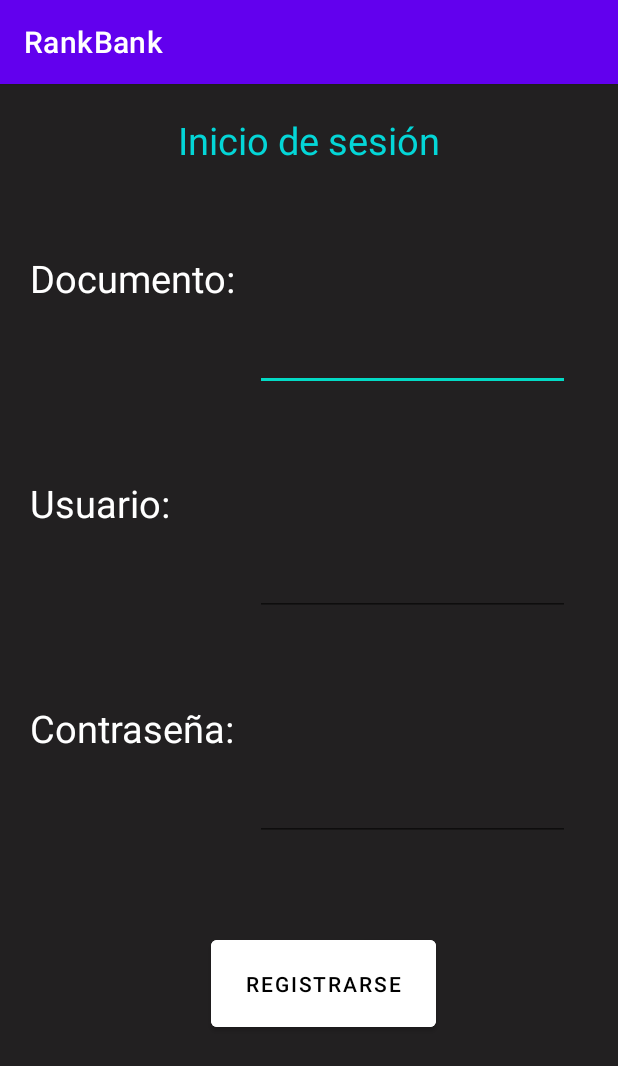
After one commit to juliancastrillon17/MobileDev, an Android app: the signup screen opened directly, with no data from a screen before it, on a phone screen of 412 x 824 dp. The commit adds this screen. Shown: the top 1066 px of the screen. Run offline under Robolectric (Android 15) with nearby library versions, the phone set to English and light mode, and no system bars.

Commit message:
Inicializando el repositorio.

```diff
--- a/app/build.gradle
+++ b/app/build.gradle
@@ -35,6 +35,7 @@ dependencies {
     implementation 'androidx.constraintlayout:constraintlayout:2.1.4'
     def lottieVersion = "6.0.0"
     implementation "com.airbnb.android:lottie:$lottieVersion"
+    implementation 'androidx.sqlite:sqlite:2.2.0'
     testImplementation 'junit:junit:4.13.2'
     androidTestImplementation 'androidx.test.ext:junit:1.1.5'
     androidTestImplementation 'androidx.test.espresso:espresso-core:3.5.1'
--- a/app/src/main/java/com/example/rankbank/Splash.java
+++ b/app/src/main/java/com/example/rankbank/Splash.java
@@ -20,6 +20,6 @@ public class Splash extends AppCompatActivity {
                 Intent home = new Intent(Splash.this,MainActivity.class);
                 startActivity(home);
             }
-        },5000);
+        },2000);
     }
 }
--- /dev/null
+++ b/app/src/main/java/com/example/rankbank/signup.java
@@ -0,0 +1,50 @@
+package com.example.rankbank;
+
+import androidx.appcompat.app.AppCompatActivity;
+
+import android.content.ContentValues;
+import android.database.sqlite.SQLiteDatabase;
+import android.os.Bundle;
+import android.view.View;
+import android.widget.EditText;
+import android.widget.Toast;
+
+public class signup extends AppCompatActivity {
+
+    private EditText videntification, vuser, vpass;
+
+
+    @Override
+    protected void onCreate(Bundle savedInstanceState) {
+        super.onCreate(savedInstanceState);
+        setContentView(R.layout.activity_signup);
+
+        videntification = findViewById(R.id.identification);
+        vuser = findViewById(R.id.user);
+        vpass = findViewById(R.id.password);
+    }
+
+    public void sing(View view){
+        AdminBD admin = new AdminBD(this,"BaseDatos",null,1);
+        SQLiteDatabase BaseDatos = admin.getWritableDatabase();
+        String identificacion = videntification.getText().toString();
+        String usuario = vuser.getText().toString();
+        String contrasena = vpass.getText().toString();
+
+        if(!identificacion.isEmpty() && !usuario.isEmpty() && !contrasena.isEmpty()){
+            ContentValues registro = new ContentValues();
+            registro.put("identificacion",identificacion);
+            registro.put("usuario",usuario);
+            registro.put("pass",contrasena);
+
+            BaseDatos.insert("usuario",null,registro);
+            BaseDatos.close();
+            videntification.setText("");
+            vuser.setText("");
+            vpass.setText("");
+            Toast.makeText(this,"Se almacenó el registro exitosamente",Toast.LENGTH_LONG).show();
+        }else{
+            Toast.makeText(this,"Ingrese todos los campos correctamente",Toast.LENGTH_LONG).show();
+        }
+    }
+}
--- /dev/null
+++ b/app/src/main/res/layout/activity_signup.xml
@@ -0,0 +1,114 @@
+<?xml version="1.0" encoding="utf-8"?>
+<LinearLayout xmlns:android="http://schemas.android.com/apk/res/android"
+    xmlns:app="http://schemas.android.com/apk/res-auto"
+    xmlns:tools="http://schemas.android.com/tools"
+    android:layout_width="match_parent"
+    android:layout_height="match_parent"
+    tools:context=".signup"
+    android:orientation="vertical"
+    android:background="@color/back">
+
+    <LinearLayout
+        android:layout_width="match_parent"
+        android:layout_height="500dp"
+        android:orientation="vertical">
+
+        <TextView
+            android:layout_width="match_parent"
+            android:layout_height="wrap_content"
+            android:gravity="center_horizontal"
+            android:layout_marginTop="20dp"
+            android:text="Inicio de sesión"
+            android:textSize="25dp"
+            android:textColor="@color/backFirst">
+        </TextView>
+
+        <LinearLayout
+            android:layout_width="match_parent"
+            android:layout_height="150dp"
+            android:orientation="horizontal">
+
+            <TextView
+                android:layout_width="150dp"
+                android:layout_height="match_parent"
+                android:layout_marginLeft="20dp"
+                android:gravity="center_vertical"
+                android:text="Documento:  "
+                android:textSize="25dp"
+                android:textColor="@color/white">
+            </TextView>
+            <EditText
+                android:layout_width="210dp"
+                android:layout_height="match_parent"
+                android:id="@+id/identification"
+                android:gravity="center_vertical"
+                android:textColor="@color/white">
+            </EditText>
+        </LinearLayout>
+        <LinearLayout
+            android:layout_width="match_parent"
+            android:layout_height="150dp"
+            android:orientation="horizontal">
+
+            <TextView
+                android:layout_width="150dp"
+                android:layout_height="match_parent"
+                android:layout_marginLeft="20dp"
+                android:gravity="center_vertical"
+                android:text="Usuario:"
+                android:textSize="25dp"
+                android:textColor="@color/white">
+            </TextView>
+            <EditText
+                android:layout_width="210dp"
+                android:layout_height="match_parent"
+                android:id="@+id/user"
+                android:gravity="center_vertical"
+                android:textColor="@color/white">
+            </EditText>
+        </LinearLayout>
+
+        <LinearLayout
+            android:layout_width="match_parent"
+            android:layout_height="150dp"
+            android:orientation="horizontal">
+
+            <TextView
+                android:layout_width="150dp"
+                android:layout_height="match_parent"
+                android:layout_marginLeft="20dp"
+                android:gravity="center_vertical"
+                android:text="Contraseña: "
+                android:textSize="25dp"
+                android:textColor="@color/white">
+            </TextView>
+            <EditText
+                android:layout_width="210dp"
+                android:layout_height="match_parent"
+                android:id="@+id/password"
+                android:gravity="center_vertical"
+                android:textColor="@color/white"
+                android:inputType="textPassword">
+            </EditText>
+        </LinearLayout>
+
+
+    </LinearLayout>
+    <LinearLayout
+        android:layout_width="match_parent"
+        android:layout_height="200dp"
+        android:gravity="center">
+
+        <Button
+            android:id="@+id/signupButton"
+            android:layout_width="150dp"
+            android:layout_height="70dp"
+            android:layout_marginLeft="20dp"
+            android:backgroundTint="@color/white"
+            android:onClick="sing"
+            android:text="Registrarse"
+            android:textColor="@color/black"></Button>
+
+    </LinearLayout>
+
+</LinearLayout>
--- a/app/src/main/res/values/colors.xml
+++ b/app/src/main/res/values/colors.xml
@@ -7,4 +7,8 @@
     <color name="teal_700">#FF018786</color>
     <color name="black">#FF000000</color>
     <color name="white">#FFFFFFFF</color>
+    <color name="colorTitles">#F44336</color>
+    <color name="back">#222021</color>
+    <color name="backFirst">#04d6d7</color>
+    <color name="whiteButton">#FFFFFF</color>
 </resources>
--- a/app/src/main/res/values/strings.xml
+++ b/app/src/main/res/values/strings.xml
@@ -1,3 +1,4 @@
 <resources>
     <string name="app_name">RankBank</string>
+    <string name="login">RANKBANK</string>
 </resources>
```
Also changed, not shown: app/src/main/AndroidManifest.xml (+13 -4 lines), app/src/main/java/com/example/rankbank/AdminBD.java (added, +33 -0 lines), app/src/main/java/com/example/rankbank/Appi.java (added, +14 -0 lines), app/src/main/java/com/example/rankbank/MainActivity.java (+33 -0 lines), app/src/main/java/com/example/rankbank/singinTwo.java (added, +44 -0 lines), app/src/main/res/layout/activity_admin_bd.xml (added, +9 -0 lines), app/src/main/res/layout/activity_appi.xml (added, +12 -0 lines), app/src/main/res/layout/activity_main.xml (+74 -11 lines), app/src/main/res/layout/activity_singin_two.xml (added, +93 -0 lines), app/src/main/res/raw/ranks.json (added, +1 -0 lines).
